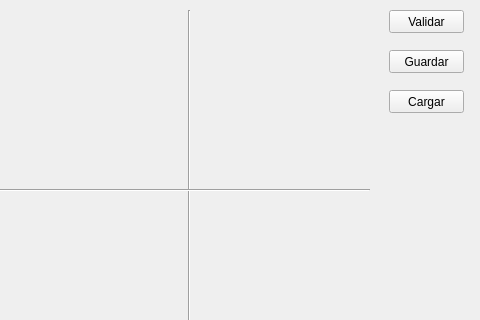
Above: sudoku.ui from josephtk18/ProyectoSudoku before the change; both pictures show x 201 to 681 and y 0 to 320 of the 681 by 686 pixel window. Below: the same form after it.
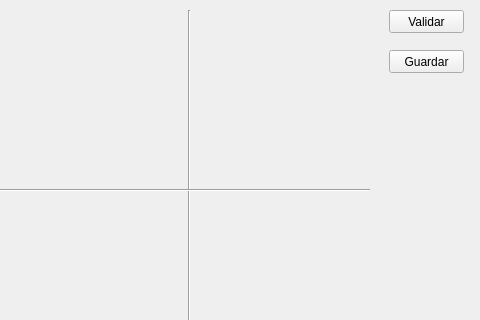
That is the form after the change.

Patch:
```diff
--- a/sudoku.ui
+++ b/sudoku.ui
@@ -55,19 +55,6 @@
      <string>Guardar</string>
     </property>
    </widget>
-   <widget class="QPushButton" name="Btn_Cargar">
-    <property name="geometry">
-     <rect>
-      <x>590</x>
-      <y>90</y>
-      <width>75</width>
-      <height>23</height>
-     </rect>
-    </property>
-    <property name="text">
-     <string>Cargar</string>
-    </property>
-   </widget>
    <widget class="Line" name="line">
     <property name="geometry">
      <rect>
```
